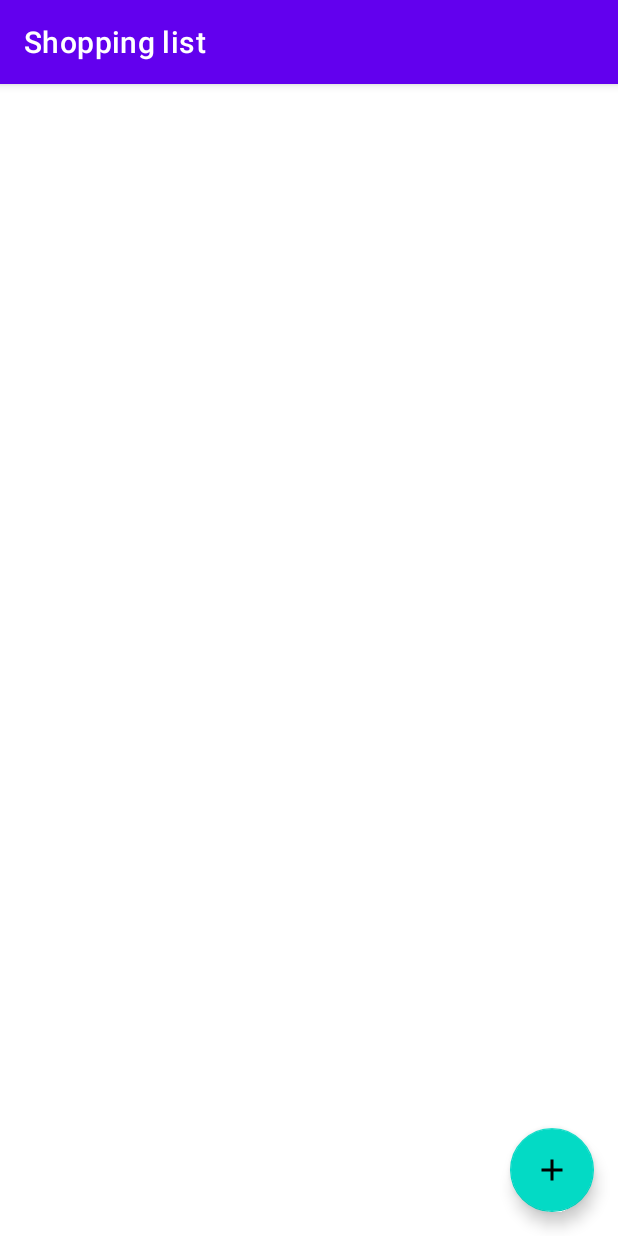
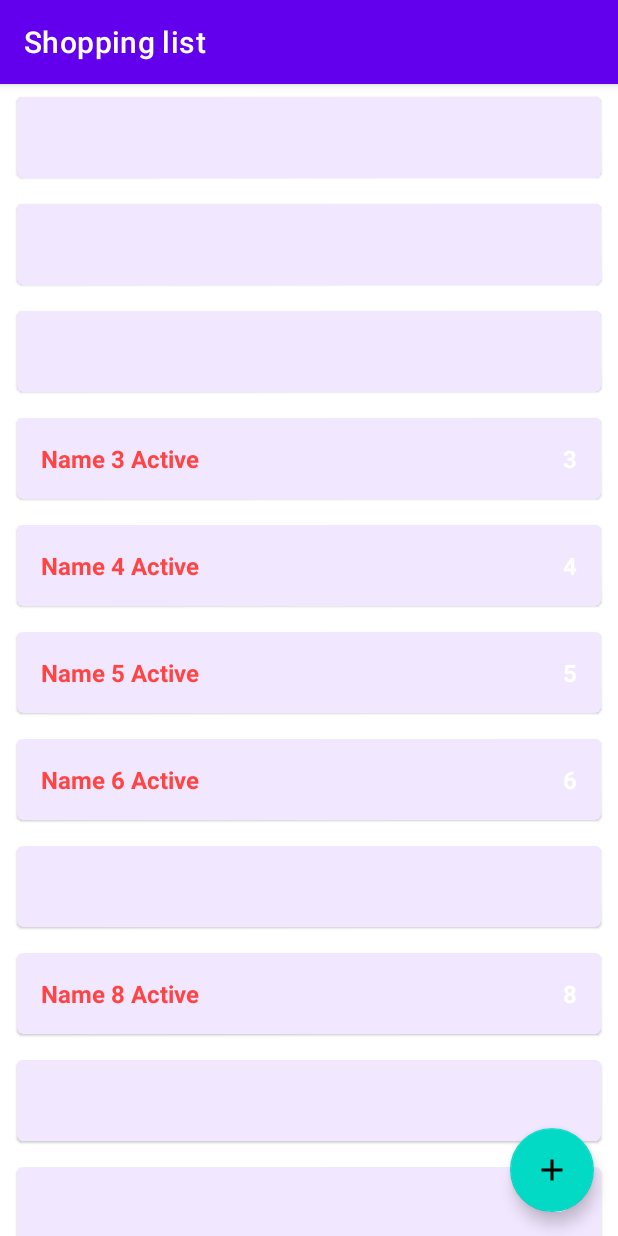
Before and after one commit to GamZan/ShoppingList, an Android app: the screen it shows after launch (MainActivity), on a phone screen of 412 x 824 dp. Run offline under Robolectric (Android 15) with nearby library versions, the phone set to English and light mode, and no system bars.

Commit message:
RecyclerView

```diff
--- a/app/src/main/java/com/example/shoppinglist/data/ShopListRepositoryImpl.kt
+++ b/app/src/main/java/com/example/shoppinglist/data/ShopListRepositoryImpl.kt
@@ -5,18 +5,20 @@ import androidx.lifecycle.MutableLiveData
 import com.example.shoppinglist.domain.ShopItem
 import com.example.shoppinglist.domain.ShopListRepository
 import java.lang.RuntimeException
+import kotlin.random.Random
 
 object ShopListRepositoryImpl: ShopListRepository {
 
     private val shopListLD = MutableLiveData<List<ShopItem>>()
 
-    private val shopList = mutableListOf<ShopItem>()
+    private val shopList = sortedSetOf<ShopItem>({ o1, o2 -> o1.id.compareTo(o2.id) })
+
 
     private var autoIncrementId = 0
 
     init {
-        for (i in 0 until 10) {
-            val item = ShopItem("Name $i", i, true)
+        for (i in 0 until 1000) {
+            val item = ShopItem("Name $i", i, Random.nextBoolean())
             addShopItem(item)
         }
     }
--- a/app/src/main/java/com/example/shoppinglist/presentation/MainActivity.kt
+++ b/app/src/main/java/com/example/shoppinglist/presentation/MainActivity.kt
@@ -3,26 +3,32 @@ package com.example.shoppinglist.presentation
 import androidx.appcompat.app.AppCompatActivity
 import android.os.Bundle
 import android.util.Log
+import android.view.LayoutInflater
+import android.widget.LinearLayout
+import android.widget.TextView
 import androidx.lifecycle.ViewModelProvider
+import androidx.recyclerview.widget.RecyclerView
 import com.example.shoppinglist.R
+import com.example.shoppinglist.domain.ShopItem
 
 class MainActivity : AppCompatActivity() {
 
     private lateinit var viewModel: MainViewModel
-
-    private var count = 0
+    private lateinit var adapter: ShopListAdapter
 
     override fun onCreate(savedInstanceState: Bundle?) {
         super.onCreate(savedInstanceState)
         setContentView(R.layout.activity_main)
+        setupRecyclerView()
         viewModel = ViewModelProvider(this)[MainViewModel::class.java]
         viewModel.shopList.observe(this) {
-            Log.d("MainActivityTest", it.toString())
-            if (count == 0){
-                count++
-                val item = it[0]
-                viewModel.deleteShopItem(item)
-            }
+            adapter.shopList = it
         }
     }
+
+    private fun setupRecyclerView() {
+        val rvShopList = findViewById<RecyclerView>(R.id.rv_shop_list)
+        adapter = ShopListAdapter()
+        rvShopList.adapter = adapter
+    }
 }
--- a/app/src/main/java/com/example/shoppinglist/presentation/MainViewModel.kt
+++ b/app/src/main/java/com/example/shoppinglist/presentation/MainViewModel.kt
@@ -13,14 +13,13 @@ class MainViewModel : ViewModel() {
     private val repository = ShopListRepositoryImpl
 
     private val getShopListUseCase = GetShopListUseCase(repository)
-    private val deleteShopListUseCase = DeleteShopItemUseCase(repository)
+    private val deleteShopItemUseCase = DeleteShopItemUseCase(repository)
     private val editShopItemUseCase = EditShopItemUseCase(repository)
 
     val shopList = getShopListUseCase.getShopList()
 
-
     fun deleteShopItem(shopItem: ShopItem) {
-        deleteShopListUseCase.deleteShopItem(shopItem)
+        deleteShopItemUseCase.deleteShopItem(shopItem)
     }
 
     fun changeEnableState(shopItem: ShopItem) {
--- /dev/null
+++ b/app/src/main/java/com/example/shoppinglist/presentation/ShopListAdapter.kt
@@ -0,0 +1,61 @@
+package com.example.shoppinglist.presentation
+
+import android.view.LayoutInflater
+import android.view.View
+import android.view.ViewGroup
+import android.widget.TextView
+import androidx.core.content.ContextCompat
+import androidx.recyclerview.widget.RecyclerView
+import com.example.shoppinglist.R
+import com.example.shoppinglist.domain.ShopItem
+
+class ShopListAdapter : RecyclerView.Adapter<ShopListAdapter.ShopItemViewHolder>() {
+
+    var shopList = listOf<ShopItem>()
+        set(value) {
+            field = value
+            notifyDataSetChanged()
+        }
+
+    override fun onCreateViewHolder(parent: ViewGroup, viewType: Int): ShopItemViewHolder {
+        val view = LayoutInflater.from(parent.context).inflate(
+            R.layout.item_shop_disabled,
+            parent,
+            false
+        )
+        return ShopItemViewHolder(view)
+    }
+
+    override fun onBindViewHolder(viewHolder: ShopItemViewHolder, position: Int) {
+        val shopItem = shopList[position]
+        val status = if (shopItem.enabled) {
+            "Active"
+        } else {
+            "Not active"
+        }
+        viewHolder.view.setOnLongClickListener {
+            true
+        }
+        if (shopItem.enabled) {
+            viewHolder.tvName.text = "${shopItem.name} $status"
+            viewHolder.tvCount.text = shopItem.count.toString()
+            viewHolder.tvName.setTextColor(ContextCompat.getColor(viewHolder.view.context, android.R.color.holo_red_light))
+        }
+    }
+
+    override fun onViewRecycled(viewHolder: ShopItemViewHolder) {
+        super.onViewRecycled(viewHolder)
+        viewHolder.tvName.text = ""
+        viewHolder.tvCount.text = ""
+        viewHolder.tvName.setTextColor(ContextCompat.getColor(viewHolder.view.context, android.R.color.white))
+    }
+
+    override fun getItemCount(): Int {
+        return shopList.size
+    }
+
+    class ShopItemViewHolder(val view: View) : RecyclerView.ViewHolder(view) {
+        val tvName = view.findViewById<TextView>(R.id.tv_name)
+        val tvCount = view.findViewById<TextView>(R.id.tv_count)
+    }
+}
--- a/app/src/main/res/layout/activity_main.xml
+++ b/app/src/main/res/layout/activity_main.xml
@@ -15,7 +15,7 @@
         app:layout_constraintStart_toStartOf="parent"
         app:layout_constraintTop_toTopOf="parent"
         app:layoutManager="androidx.recyclerview.widget.LinearLayoutManager"
-        tools:listitem="@layout/item_shop_enabled" />
+        tools:listitem="@layout/item_shop_enabled"/>
 
     <com.google.android.material.floatingactionbutton.FloatingActionButton
         android:id="@+id/button_add_shop_item"
--- a/app/src/main/res/layout/item_shop_disabled.xml
+++ b/app/src/main/res/layout/item_shop_disabled.xml
@@ -3,7 +3,7 @@
     xmlns:app="http://schemas.android.com/apk/res-auto"
     xmlns:tools="http://schemas.android.com/tools"
     android:layout_width="match_parent"
-    android:layout_height="match_parent"
+    android:layout_height="wrap_content"
     android:layout_marginStart="8dp"
     android:layout_marginTop="4dp"
     android:layout_marginEnd="8dp"
@@ -25,7 +25,7 @@
             android:layout_height="wrap_content"
             android:layout_weight="1"
             android:textColor="@color/white"
-            android:textSize="16dp"
+            android:textSize="16sp"
             android:textStyle="bold"
             tools:text="Салфетки" />
 
@@ -34,7 +34,7 @@
             android:layout_width="wrap_content"
             android:layout_height="wrap_content"
             android:textColor="@color/white"
-            android:textSize="16dp"
+            android:textSize="16sp"
             android:textStyle="bold"
             tools:text="1" />
 
--- a/app/src/main/res/layout/item_shop_enabled.xml
+++ b/app/src/main/res/layout/item_shop_enabled.xml
@@ -3,7 +3,7 @@
     xmlns:app="http://schemas.android.com/apk/res-auto"
     xmlns:tools="http://schemas.android.com/tools"
     android:layout_width="match_parent"
-    android:layout_height="match_parent"
+    android:layout_height="wrap_content"
     android:layout_marginStart="8dp"
     android:layout_marginTop="4dp"
     android:layout_marginEnd="8dp"
```
